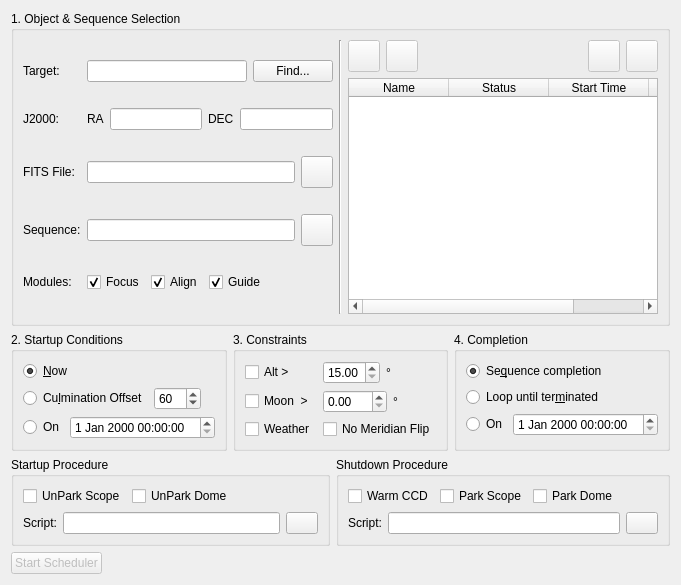
Qt form kstars/ekos/scheduler.ui (KDE/kstars) before a commit.
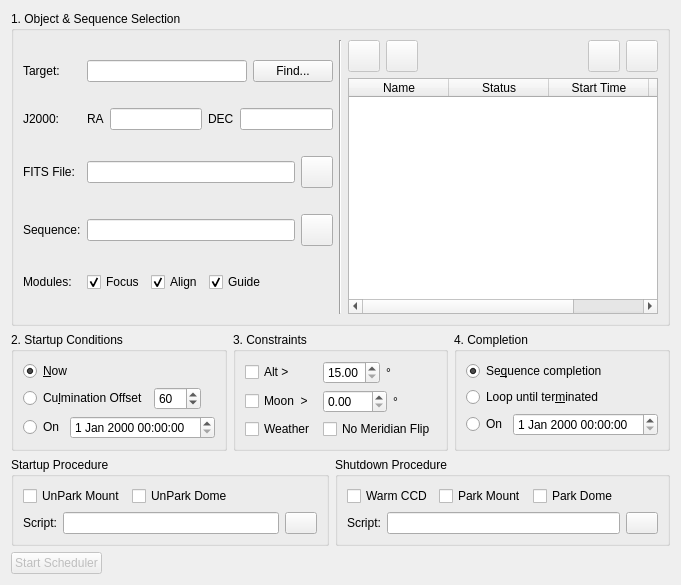
The same form after that commit. Custom widgets are drawn as their Qt base class.

Patch:
```diff
--- a/kstars/ekos/scheduler.ui
+++ b/kstars/ekos/scheduler.ui
@@ -650,7 +650,7 @@
              <string>Park telescope to home position.</string>
             </property>
             <property name="text">
-             <string>UnPark Scope</string>
+             <string>UnPark Mount</string>
             </property>
            </widget>
           </item>
@@ -749,7 +749,7 @@
              <string>Park telescope to home position.</string>
             </property>
             <property name="text">
-             <string>Park Scope</string>
+             <string>Park Mount</string>
             </property>
            </widget>
           </item>
```
Left out of the diff: 5 changed lines with no effect on the pictures.
